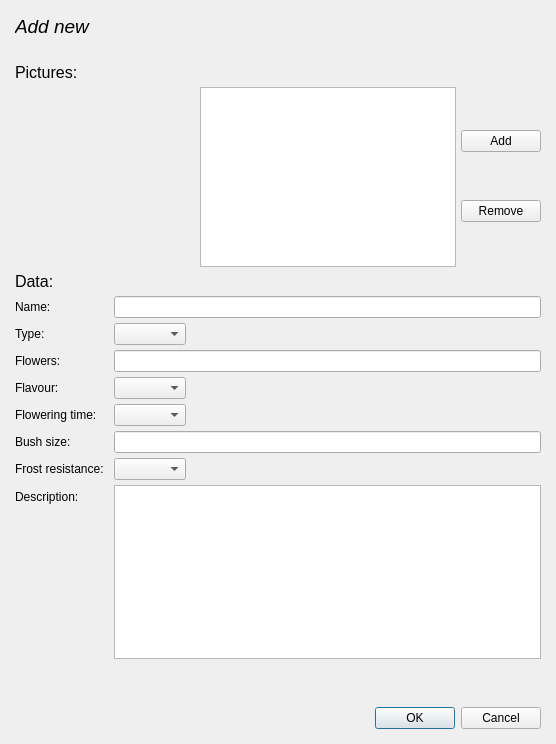
Qt form addnew.ui (kuba-moo/GardenDB) before a commit.
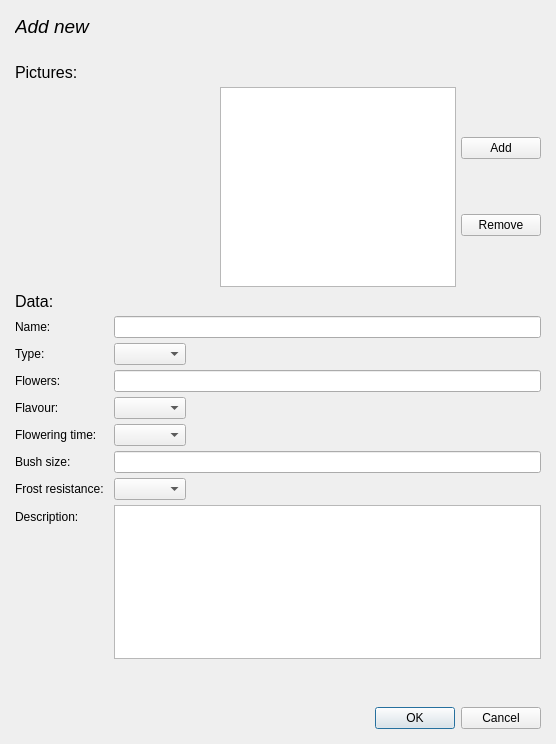
The same form after that commit. Icons and pictures are not drawn.

Commit message:
Zwiększenie głównego obrazu
Główny obraz musi być wielkości cache'u
dla zachowania jakości. Poza tym był mały.

What changed in the file:
```diff
--- a/addnew.ui
+++ b/addnew.ui
@@ -56,8 +56,8 @@
         <widget class="QLabel" name="mainPhoto">
          <property name="minimumSize">
           <size>
-           <width>180</width>
-           <height>180</height>
+           <width>200</width>
+           <height>200</height>
           </size>
          </property>
          <property name="font">
@@ -106,7 +106,7 @@
           <bool>true</bool>
          </property>
          <property name="viewMode">
-          <enum>QListView::ListMode</enum>
+          <enum>QListView::IconMode</enum>
          </property>
          <property name="selectionRectVisible">
           <bool>true</bool>
```
Left out of the diff: 3 changed lines with no effect on the pictures. The commit also changes 1 other file.
